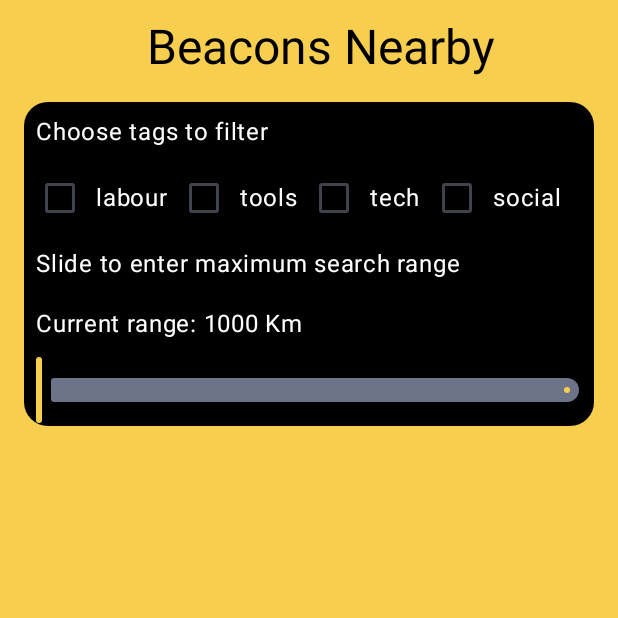
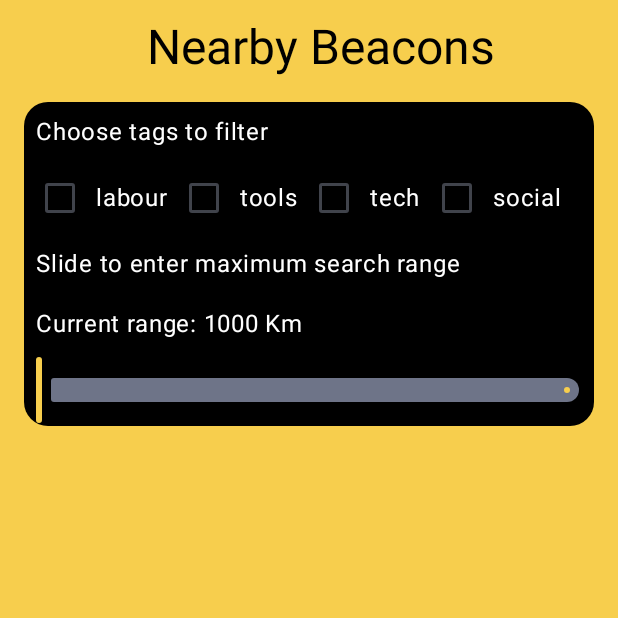
Before and after one commit to rishadluthra/cs446-project, an Android app built with Jetpack Compose: the BeaconsScreen screen opened through its navigation route, on a phone screen of 412 x 824 dp, the top half of it. Run offline under Robolectric (Android 15) with nearby library versions, the phone set to English and light mode, and no system bars.

```diff
--- a/project/app/src/main/java/com/example/beacon/BeaconsScreen.kt
+++ b/project/app/src/main/java/com/example/beacon/BeaconsScreen.kt
@@ -73,7 +73,7 @@ fun BeaconsScreen(modifier: Modifier = Modifier, viewModel: BeaconViewModel) {
                     title = {
                         Box(modifier = Modifier.fillMaxSize()) {
                             Text(
-                                text = "Beacons Nearby",
+                                text = "Nearby Beacons",
                                 fontSize = 32.sp,
                                 color = themeStrategy.primaryTextColor,
                                 modifier = Modifier.align(Alignment.Center)
--- a/project/app/src/main/java/com/example/beacon/UpdateBeaconScreen.kt
+++ b/project/app/src/main/java/com/example/beacon/UpdateBeaconScreen.kt
@@ -32,7 +32,7 @@ fun UpdateBeaconScreen(modifier: Modifier = Modifier, viewModel: BeaconViewModel
     val (showDialog, setShowDialog) = remember { mutableStateOf(false) }
 
     Scaffold(
-        topBar = { CustomAppBar("drop a beacon", navController, viewModel) },
+        topBar = { CustomAppBar("edit beacon", navController, viewModel) },
         containerColor = themeStrategy.primaryColor
 
     ) { innerPadding ->
```
